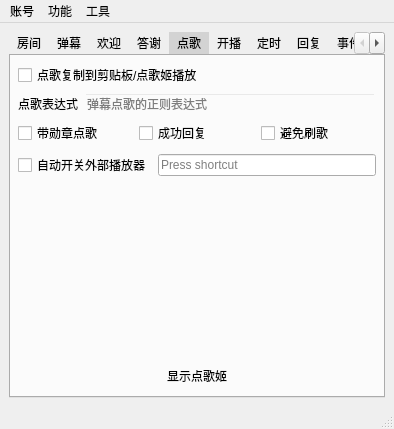
First picture: the form in mainwindow.ui, repository iwxyi/Bilibili-MagicalDanmaku, before the edit.
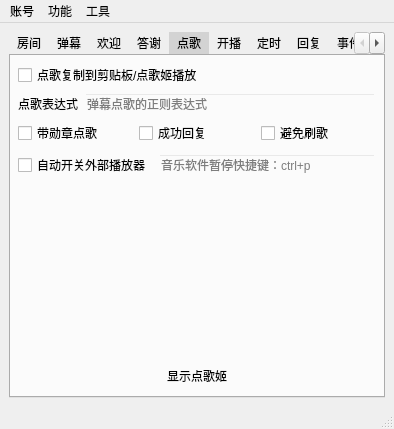
Second picture: the form after the edit. Icons and pictures are not drawn. Custom widgets are drawn as their Qt base class.

Commit message: 支持模拟自定义全局快捷键

What changed in the file:
```diff
--- a/mainwindow.ui
+++ b/mainwindow.ui
@@ -1049,13 +1049,19 @@
            </widget>
           </item>
           <item>
-           <widget class="QKeySequenceEdit" name="outerMusicKeyEdit">
+           <widget class="QLineEdit" name="outerMusicKeyEdit">
+            <property name="toolTip">
+             <string>&lt;html&gt;&lt;head/&gt;&lt;body&gt;&lt;p&gt;音乐播放器全局暂停快捷键&lt;/p&gt;&lt;p&gt;没有的话，需要在对应软件中设置&lt;/p&gt;&lt;p&gt;并填入到本输入框中，不分大小写&lt;/p&gt;&lt;p&gt;例如：ctrl+alt+p&lt;/p&gt;&lt;p&gt;暂时支持：ctrl、shift、alt、a-z、0-9&lt;/p&gt;&lt;/body&gt;&lt;/html&gt;</string>
+            </property>
             <property name="styleSheet">
-             <string notr="true">#outerMusicKeyEdit
+             <string notr="true">QLineEdit
 {
 	background: transparent;
 }</string>
             </property>
+            <property name="placeholderText">
+             <string>音乐软件暂停快捷键：ctrl+p</string>
+            </property>
            </widget>
           </item>
          </layout>
```
Left out of the diff: 2 changed lines with no effect on the pictures. The commit also changes 3 other files.
